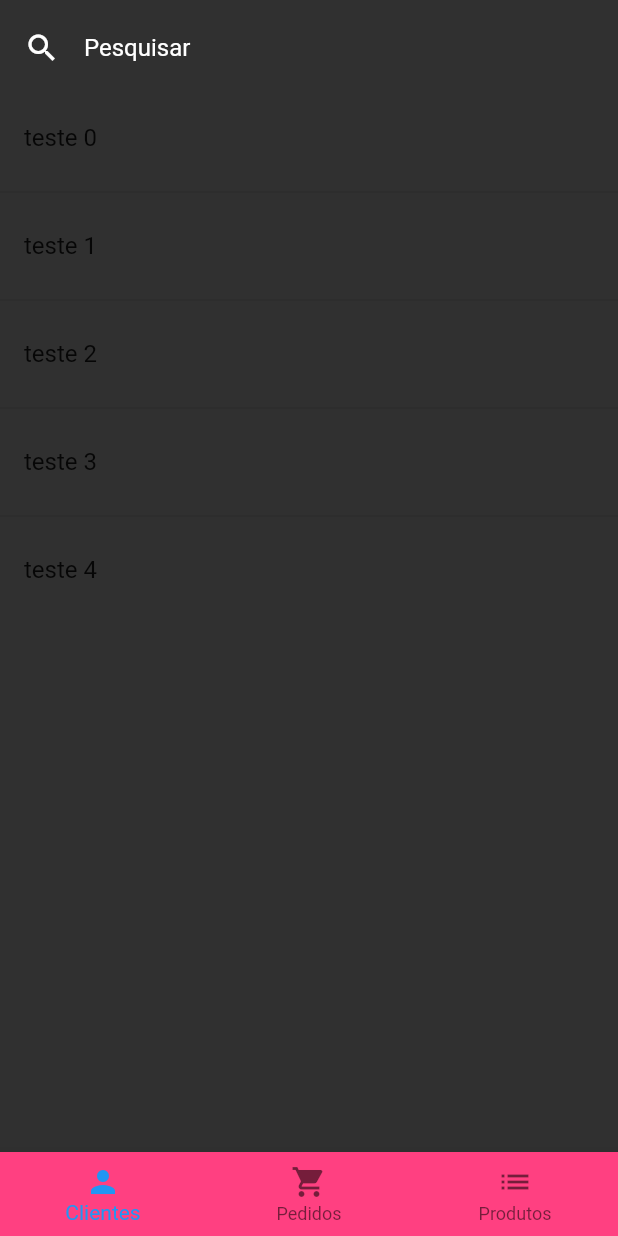
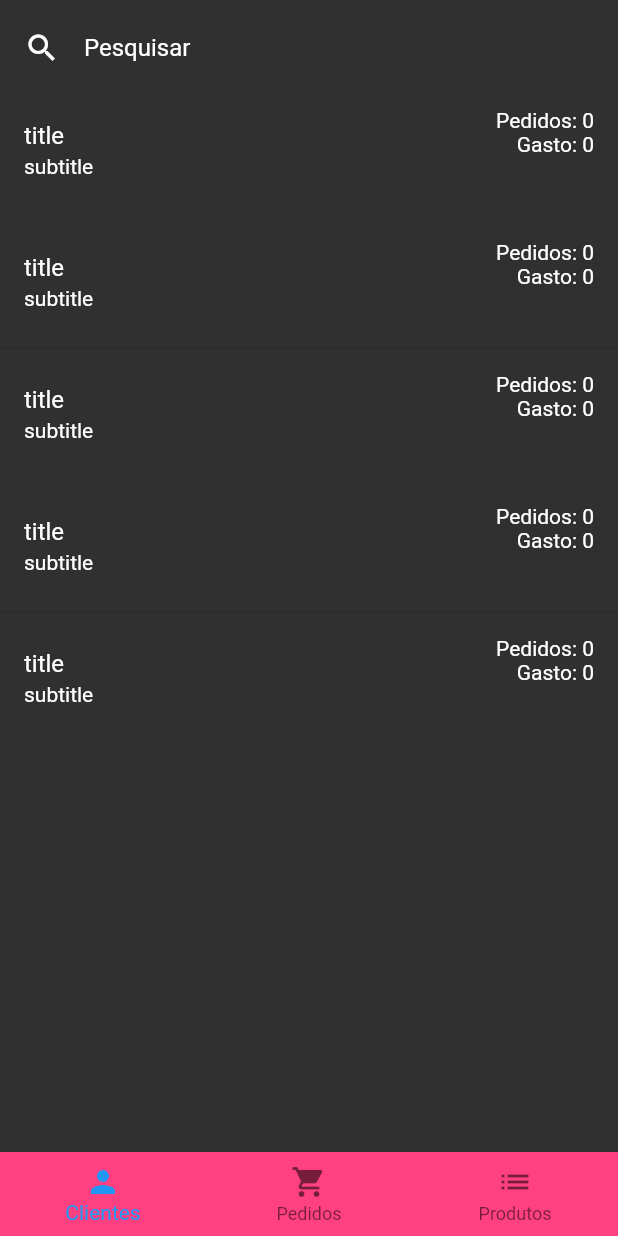
Before and after one commit to diegoalves018/GerenteLojaAPFlutter, a Flutter app: the screen it shows once a user with an empty profile is signed in, on a phone screen of 412 x 824 dp. Run offline on Flutter 3.47's test engine with Material 2 defaults, Android fonts, the phone set to English and light mode, and no system bars; our stand-ins replace cloud_firestore, firebase_auth, rxdart; missing offline and left inert: bloc_pattern; accounts and stored records are empty; statements that could not run were skipped.

Commit message:
commit user_bloc/user_tile

```diff
--- a/lib/screens/home_screen.dart
+++ b/lib/screens/home_screen.dart
@@ -1,4 +1,5 @@
 import 'package:flutter/material.dart';
+import 'package:gerente_loja/blocs/user_bloc.dart';
 import 'package:gerente_loja/tabs/users_tab.dart';
 
 class HomeScreen extends StatefulWidget {
@@ -10,11 +11,15 @@ class _HomeScreenState extends State<HomeScreen> {
   PageController _pageController;
   int _page = 0;
 
+  UserBloc _userBloc;
+
   @override
   void initState() {
     super.initState();
 
     _pageController = PageController();
+
+    _userBloc = UserBloc();
   }
 
   @override
--- a/lib/tabs/users_tab.dart
+++ b/lib/tabs/users_tab.dart
@@ -1,5 +1,6 @@
 import 'package:flutter/material.dart';
-import 'package:gerente_loja/widgets/input_field.dart';
+
+import 'package:gerente_loja/widgets/user_tile.dart';
 
 class UsersTab extends StatelessWidget {
   @override
@@ -21,7 +22,7 @@ class UsersTab extends StatelessWidget {
         Expanded(
           child: ListView.separated(
               itemBuilder: (context, index){
-                return ListTile(title: Text('teste $index'),);
+                return UserTile();
               },
               separatorBuilder: (context, index){
                 return Divider();
--- /dev/null
+++ b/lib/widgets/user_tile.dart
@@ -0,0 +1,30 @@
+import 'package:flutter/material.dart';
+
+class UserTile extends StatelessWidget {
+  @override
+  Widget build(BuildContext context) {
+    return ListTile(
+        title: Text(
+          'title',
+          style: TextStyle(color: Colors.white),
+        ),
+        subtitle: Text(
+          'subtitle',
+          style: TextStyle(color: Colors.white),
+        ),
+      trailing: Column(
+        crossAxisAlignment: CrossAxisAlignment.end,
+        children: <Widget>[
+          Text(
+            "Pedidos: 0",
+            style: TextStyle(color: Colors.white),
+          ),
+          Text(
+            "Gasto: 0",
+            style: TextStyle(color: Colors.white),
+          )
+        ],
+      ),
+    );
+  }
+}
```
Also changed, not shown: lib/blocs/user_bloc.dart (added, +79 -0 lines).
